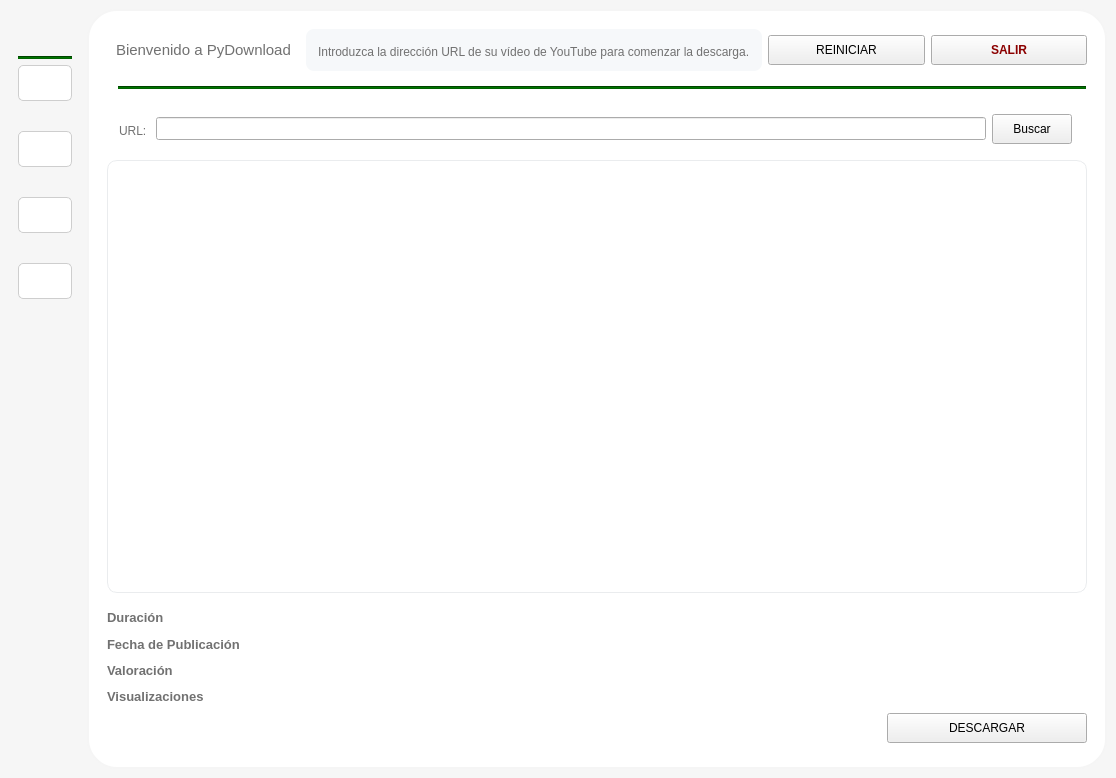
Qt form app/gui/MainWindow.ui (caicesardev/PyDownload) before a commit.
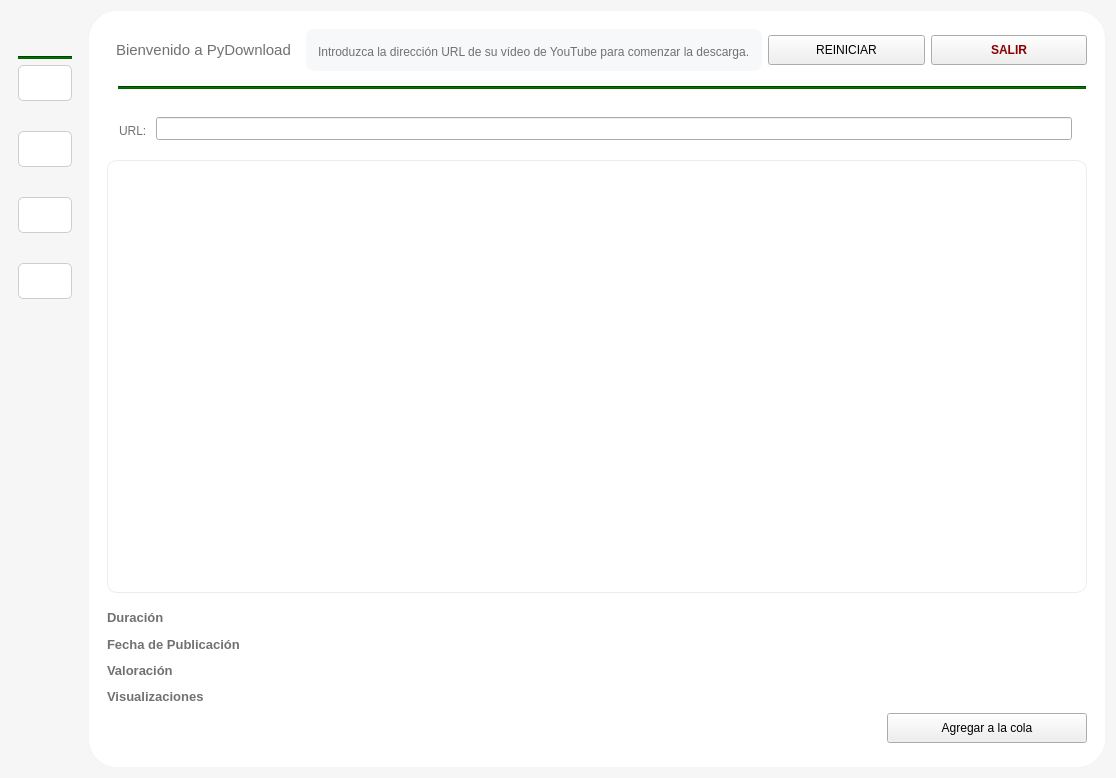
The same form after that commit. Icons and pictures are not drawn.

```diff
--- a/app/gui/MainWindow.ui
+++ b/app/gui/MainWindow.ui
@@ -428,25 +428,6 @@
                </property>
               </widget>
              </item>
-             <item>
-              <widget class="QPushButton" name="search_button">
-               <property name="minimumSize">
-                <size>
-                 <width>0</width>
-                 <height>30</height>
-                </size>
-               </property>
-               <property name="font">
-                <font/>
-               </property>
-               <property name="toolTip">
-                <string>Buscar y validar</string>
-               </property>
-               <property name="text">
-                <string>Buscar</string>
-               </property>
-              </widget>
-             </item>
              <item>
               <widget class="QLabel" name="title_label">
                <property name="font">
@@ -684,7 +665,7 @@
                 <string>Descargar</string>
                </property>
                <property name="text">
-                <string>DESCARGAR</string>
+                <string>Agregar a la cola</string>
                </property>
               </widget>
              </item>
```
Left out of the diff: 4 changed lines with no effect on the pictures.
